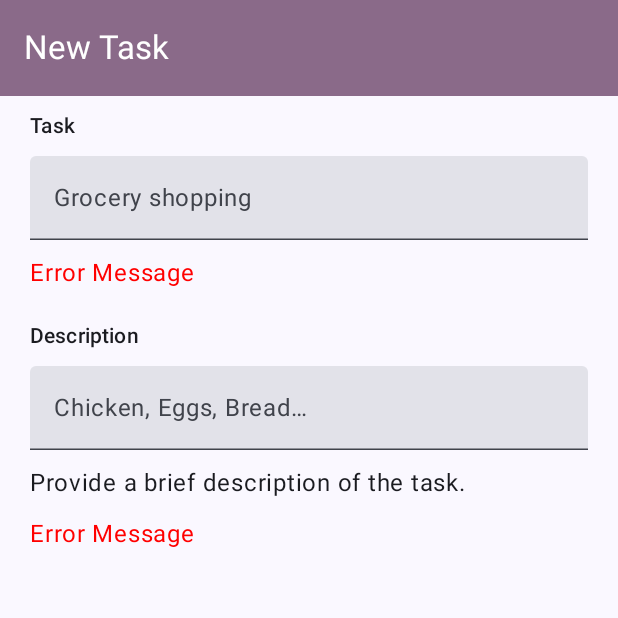
After one commit to Cameron-Fisher-506/cameron-fisher-intermediate-assessment, an Android app built with Jetpack Compose: the composable TaskScreen shown on its own in the app's theme, on a phone screen of 412 x 824 dp, the top half of it. The commit adds this screen. Run offline under Robolectric (Android 15) with nearby library versions, the phone set to English and light mode, and no system bars.

Commit message:
User Interface 04: Added Task and Menu Screens.

```diff
--- /dev/null
+++ b/app/src/main/java/za/co/todoapp/presentation/task/TaskScreen.kt
@@ -0,0 +1,60 @@
+package za.co.todoapp.presentation.task
+
+import androidx.compose.foundation.layout.Column
+import androidx.compose.foundation.layout.fillMaxWidth
+import androidx.compose.foundation.layout.padding
+import androidx.compose.foundation.layout.wrapContentSize
+import androidx.compose.material3.ExperimentalMaterial3Api
+import androidx.compose.material3.MaterialTheme
+import androidx.compose.material3.Scaffold
+import androidx.compose.material3.Surface
+import androidx.compose.material3.Text
+import androidx.compose.material3.TopAppBar
+import androidx.compose.material3.TopAppBarDefaults
+import androidx.compose.runtime.Composable
+import androidx.compose.ui.Modifier
+import androidx.compose.ui.res.stringResource
+import androidx.compose.ui.tooling.preview.Preview
+import com.example.composecorelib.buttons.CustomInputView
+import za.co.todoapp.R
+
+@OptIn(ExperimentalMaterial3Api::class)
+@Composable
+fun TaskScreen(modifier: Modifier = Modifier) {
+    Scaffold(modifier = modifier.wrapContentSize(),
+        topBar = {
+            TopAppBar(
+                title = {
+                    Text(stringResource(R.string.todo_new_task))
+                }, colors = TopAppBarDefaults.topAppBarColors(
+                    containerColor = MaterialTheme.colorScheme.tertiaryContainer,
+                    titleContentColor = MaterialTheme.colorScheme.onTertiaryContainer,
+                    actionIconContentColor = MaterialTheme.colorScheme.onTertiaryContainer
+                )
+            )
+        }) { padding ->
+        Surface(modifier = modifier.padding(padding)) {
+            Column(modifier = modifier.fillMaxWidth()) {
+                CustomInputView(
+                    title = stringResource(R.string.todo_task),
+                    placeholder = stringResource(R.string.todo_task_hint)
+                ) {
+
+                }
+                CustomInputView(
+                    title = stringResource(R.string.todo_description),
+                    placeholder = stringResource(R.string.todo_description_hint),
+                    description = stringResource(R.string.todo_provide_a_brief_description)
+                ) {
+
+                }
+            }
+        }
+    }
+}
+
+@Preview(showBackground = true)
+@Composable
+fun TaskScreenPreview() {
+    TaskScreen()
+}
--- a/app/src/main/res/values/strings.xml
+++ b/app/src/main/res/values/strings.xml
@@ -1,5 +1,20 @@
 <resources>
     <string name="app_name">TodoApp</string>
 
+    <!-- Home Screen -->
     <string name="todo_weather">Weather</string>
+
+    <!-- Task Screen -->
+    <string name="todo_new_task">New Task</string>
+    <string name="todo_task">Task</string>
+    <string name="todo_task_hint">Grocery shopping</string>
+    <string name="todo_please_provide_the_task_name">Please provide the task name.</string>
+    <string name="todo_description">Description</string>
+    <string name="todo_description_hint">Chicken, Eggs, Bread…</string>
+    <string name="todo_provide_a_brief_description">Provide a brief description of the task.</string>
+    <string name="todo_please_provide_a_brief_description">Please provide a brief description of the task.</string>
+
+    <!-- Menu Screen -->
+    <string name="todo_menu">Menu</string>
+    <string name="todo_dark_mode">Dark mode</string>
 </resources>
--- /dev/null
+++ b/composeCoreLib/src/main/java/com/example/composecorelib/buttons/CustomInputView.kt
@@ -0,0 +1,79 @@
+package com.example.composecorelib.buttons
+
+import androidx.compose.foundation.layout.Column
+import androidx.compose.foundation.layout.fillMaxWidth
+import androidx.compose.foundation.layout.padding
+import androidx.compose.foundation.layout.wrapContentSize
+import androidx.compose.material3.MaterialTheme
+import androidx.compose.material3.Surface
+import androidx.compose.material3.Text
+import androidx.compose.material3.TextField
+import androidx.compose.runtime.Composable
+import androidx.compose.ui.Modifier
+import androidx.compose.ui.graphics.Color
+import androidx.compose.ui.tooling.preview.Preview
+import androidx.compose.ui.unit.dp
+
+@Composable
+fun CustomInputView(
+    modifier: Modifier = Modifier,
+    title: String = "Title",
+    value: String = "",
+    placeholder: String = "Placeholder",
+    description: String = "",
+    errorMessage: String = "Error Message",
+    onValueChange: (String) -> Unit
+) {
+    Surface(Modifier.wrapContentSize()) {
+        Column(Modifier.fillMaxWidth()) {
+            Text(
+                title,
+                Modifier.padding(20.dp, 10.dp),
+                style = MaterialTheme.typography.titleSmall
+            )
+            if (errorMessage.isNotBlank()) {
+                TextFieldView(modifier = modifier, placeholder) { onValueChange(it) }
+            } else {
+                TextFieldView(modifier = modifier, placeholder, true) { onValueChange(it) }
+            }
+
+            if (description.isNotBlank()) {
+                Text(
+                    description,
+                    Modifier.padding(start = 20.dp, end = 20.dp, bottom = 10.dp)
+                )
+            }
+            if (errorMessage.isNotBlank()) {
+                Text(
+                    errorMessage,
+                    Modifier.padding(start = 20.dp, end = 20.dp, bottom = 10.dp),
+                    Color.Red
+                )
+            }
+        }
+    }
+}
+
+@Composable
+fun TextFieldView(
+    modifier: Modifier = Modifier,
+    placeholder: String,
+    isError: Boolean = false,
+    onValueChange: (String) -> Unit
+) {
+    TextField(
+        value = "",
+        isError = isError,
+        modifier = modifier
+            .padding(start = 20.dp, end = 20.dp, bottom = 10.dp)
+            .fillMaxWidth(),
+        placeholder = { Text(placeholder) },
+        onValueChange = { onValueChange(it) }
+    )
+}
+
+@Preview(showBackground = true)
+@Composable
+fun CustomInputViewPreview() {
+    CustomInputView() {}
+}
```
Also changed, not shown: app/src/main/java/za/co/todoapp/presentation/menu/MenuScreen.kt (added, +70 -0 lines), app/src/main/java/za/co/todoapp/presentation/menu/MenuScreenViewModel.kt (added, +11 -0 lines).
